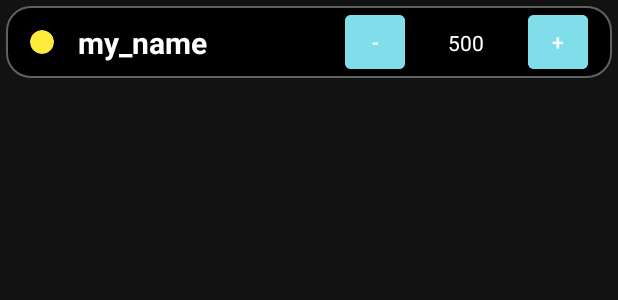
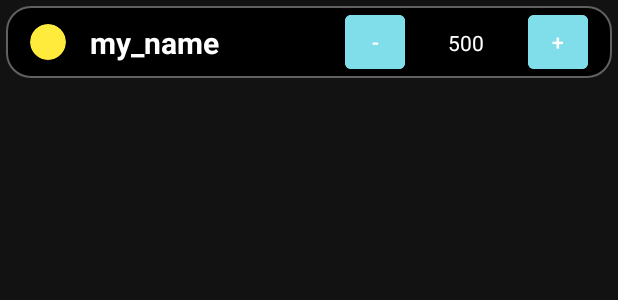
Before and after one commit to gianbundi/MGE_Miniprojekt, an Android app: the layout row_layout.xml on its own in the app's theme, with its tools: preview values and no code run, on a phone screen of 412 x 824 dp. Shown: the top 300 px of the screen. Run offline under Robolectric (Android 15) with nearby library versions, the phone set to English and light mode, and no system bars.

Commit message:
Layout improvements

```diff
--- a/app/src/main/res/layout/fragment_list.xml
+++ b/app/src/main/res/layout/fragment_list.xml
@@ -11,6 +11,7 @@
         android:id="@+id/recyclerView"
         android:layout_height="match_parent"
         android:layout_width="match_parent"
+        android:layout_marginTop="12dp"
         app:layout_constraintBottom_toBottomOf="parent"
         app:layout_constraintEnd_toEndOf="parent"
         app:layout_constraintHorizontal_bias="0.5"
--- a/app/src/main/res/layout/row_layout.xml
+++ b/app/src/main/res/layout/row_layout.xml
@@ -1,7 +1,6 @@
 <?xml version="1.0" encoding="utf-8"?>
 <androidx.constraintlayout.widget.ConstraintLayout xmlns:android="http://schemas.android.com/apk/res/android"
     xmlns:app="http://schemas.android.com/apk/res-auto"
-    xmlns:tools="http://schemas.android.com/tools"
     android:layout_width="match_parent"
     android:layout_height="wrap_content"
     android:layout_margin="4dp">
@@ -33,8 +32,8 @@
 
         <androidx.cardview.widget.CardView
             android:id="@+id/color_indicator"
-            android:layout_width="16dp"
-            android:layout_height="16dp"
+            android:layout_width="24dp"
+            android:layout_height="24dp"
             android:layout_marginStart="16dp"
             app:cardBackgroundColor="@color/yellow"
             app:cardCornerRadius="100dp"
```
Also changed, not shown: app/src/main/java/ch/ost/rj/mge/u01/scorecounter/fragments/list/adapter/ListAdapter.kt (+0 -7 lines), app/src/main/res/drawable/res/mipmap-hdpi/ic_launcher.png (deleted), app/src/main/res/drawable/res/mipmap-mdpi/ic_launcher.png (deleted), app/src/main/res/drawable/res/mipmap-xhdpi/ic_launcher.png (deleted), app/src/main/res/drawable/res/mipmap-xxhdpi/ic_launcher.png (deleted), app/src/main/res/drawable/res/mipmap-xxxhdpi/ic_launcher.png (deleted).
